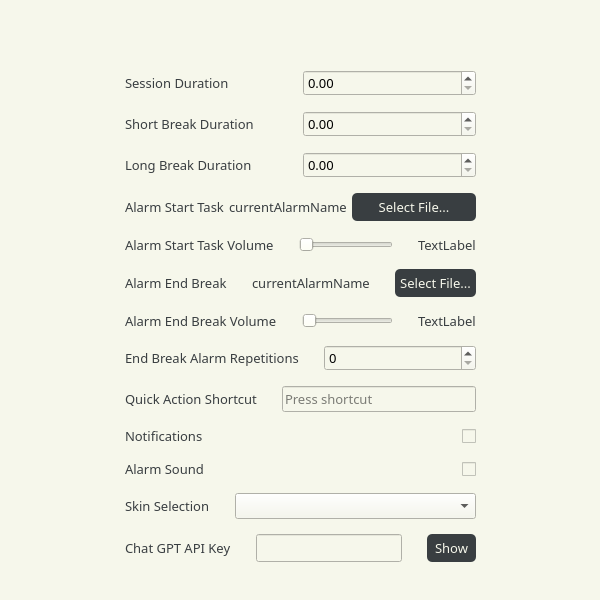
This is PomoPeak/ui/pomopeaksettings.ui in TheVipek/PomoPeak as Qt 5 draws it before an edit. The edited form follows.
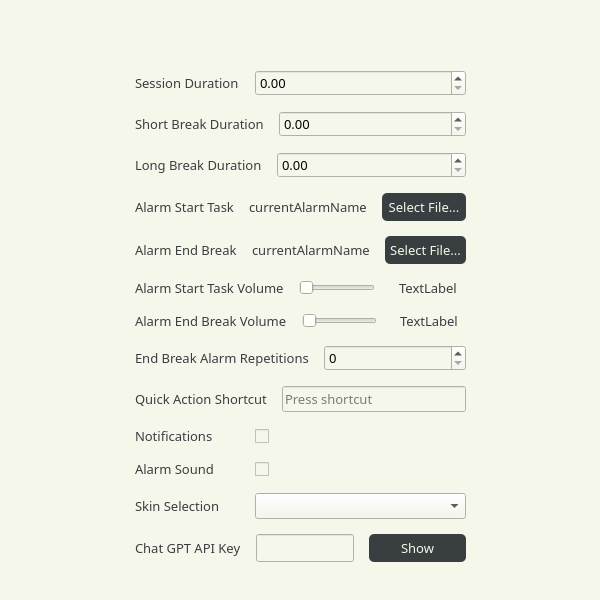
This is the edited form. Icons and pictures are not drawn.

```diff
--- a/PomoPeak/ui/pomopeaksettings.ui
+++ b/PomoPeak/ui/pomopeaksettings.ui
@@ -49,7 +49,10 @@
 #exitBtn::hover
 {
 	background-color:rgba(12,5,0,75);
-	border-radius:1px;
+}
+#alarmStartSelectBtn::hover, #alarmEndBreakSelectBtn::hover, #chatGPTVisibilityBtn::hover
+{
+	background-color: #4c5154;
 }</string>
   </property>
   <layout class="QVBoxLayout" name="verticalLayout" stretch="1,0,15,0">
@@ -57,16 +60,16 @@
     <number>0</number>
    </property>
    <property name="leftMargin">
-    <number>5</number>
+    <number>15</number>
    </property>
    <property name="topMargin">
-    <number>5</number>
+    <number>15</number>
    </property>
    <property name="rightMargin">
-    <number>5</number>
+    <number>15</number>
    </property>
    <property name="bottomMargin">
-    <number>5</number>
+    <number>15</number>
    </property>
    <item>
     <layout class="QHBoxLayout" name="horizontalLayout_2" stretch="8,1">
@@ -158,7 +161,7 @@
     </spacer>
    </item>
    <item>
-    <layout class="QHBoxLayout" name="horizontalLayout" stretch="1,3,1">
+    <layout class="QHBoxLayout" name="horizontalLayout" stretch="1,1,1">
      <property name="spacing">
       <number>0</number>
      </property>
@@ -205,7 +208,7 @@
         <number>0</number>
        </property>
        <item>
-        <layout class="QVBoxLayout" name="verticalLayout_2" stretch="1,1,1,1,1,1,1,1,1,1,1,1,0">
+        <layout class="QVBoxLayout" name="verticalLayout_2" stretch="1,1,1,1,1,0,1,1,1,1,1,1,0">
          <property name="spacing">
           <number>15</number>
          </property>
@@ -225,9 +228,9 @@
           <number>15</number>
          </property>
          <item>
-          <layout class="QHBoxLayout" name="sessionLayout" stretch="1,1">
+          <layout class="QHBoxLayout" name="sessionLayout" stretch="1,2">
            <property name="spacing">
-            <number>5</number>
+            <number>15</number>
            </property>
            <property name="sizeConstraint">
             <enum>QLayout::SetDefaultConstraint</enum>
@@ -309,9 +312,9 @@
           </layout>
          </item>
          <item>
-          <layout class="QHBoxLayout" name="shortBreakLayout" stretch="1,1">
+          <layout class="QHBoxLayout" name="shortBreakLayout" stretch="1,2">
            <property name="spacing">
-            <number>5</number>
+            <number>15</number>
            </property>
            <property name="leftMargin">
             <number>0</number>
@@ -372,9 +375,9 @@
           </layout>
          </item>
          <item>
-          <layout class="QHBoxLayout" name="longBreakLayout" stretch="1,1">
+          <layout class="QHBoxLayout" name="longBreakLayout" stretch="1,2">
            <property name="spacing">
-            <number>5</number>
+            <number>15</number>
            </property>
            <property name="leftMargin">
             <number>0</number>
@@ -444,9 +447,9 @@
           </layout>
          </item>
          <item>
-          <layout class="QHBoxLayout" name="alarmStartLayout" stretch="1,1,2">
+          <layout class="QHBoxLayout" name="alarmStartLayout" stretch="1,1,1">
            <property name="spacing">
-            <number>5</number>
+            <number>15</number>
            </property>
            <property name="leftMargin">
             <number>0</number>
@@ -538,94 +541,9 @@
           </layout>
          </item>
          <item>
-          <layout class="QHBoxLayout" name="alarmStartVolumeLayout" stretch="1,3,1">
+          <layout class="QHBoxLayout" name="alarmEndLayout" stretch="1,1,1">
            <property name="spacing">
-            <number>25</number>
-           </property>
-           <property name="leftMargin">
-            <number>0</number>
-           </property>
-           <property name="topMargin">
-            <number>0</number>
-           </property>
-           <property name="rightMargin">
-            <number>0</number>
-           </property>
-           <property name="bottomMargin">
-            <number>0</number>
-           </property>
-           <item>
-            <widget class="QLabel" name="alarmStartVolumeLabel">
-             <property name="maximumSize">
-              <size>
-               <width>16777215</width>
-               <height>50</height>
-              </size>
-             </property>
-             <property name="font">
-              <font>
-               <family>Bahnschrift</family>
-               <pointsize>10</pointsize>
-              </font>
-             </property>
-             <property name="text">
-              <string>Alarm Start Task Volume</string>
-             </property>
-            </widget>
-           </item>
-           <item>
-            <widget class="QSlider" name="alarmStartSlider">
-             <property name="sizePolicy">
-              <sizepolicy hsizetype="Expanding" vsizetype="Preferred">
-               <horstretch>0</horstretch>
-               <verstretch>0</verstretch>
-              </sizepolicy>
-             </property>
-             <property name="maximumSize">
-              <size>
-               <width>16777215</width>
-               <height>50</height>
-              </size>
-             </property>
-             <property name="font">
-              <font>
-               <family>Bahnschrift</family>
-               <pointsize>10</pointsize>
-              </font>
-             </property>
-             <property name="maximum">
-              <number>100</number>
-             </property>
-             <property name="orientation">
-              <enum>Qt::Horizontal</enum>
-             </property>
-            </widget>
-           </item>
-           <item>
-            <widget class="QLabel" name="alarmStartSliderValueLabel">
-             <property name="maximumSize">
-              <size>
-               <width>16777215</width>
-               <height>50</height>
-              </size>
-             </property>
-             <property name="font">
-              <font>
-               <family>Bahnschrift</family>
-               <pointsize>10</pointsize>
-              </font>
-             </property>
-             <property name="text">
-              <string>TextLabel</string>
-             </property>
-            </widget>
-           </item>
-          </layout>
-         </item>
-         <item>
-          <layout class="QHBoxLayout" name="alarmEndLayout">
-           <property name="spacing">
-            <number>25</number>
+            <number>15</number>
            </property>
            <property name="leftMargin">
             <number>0</number>
@@ -643,7 +561,7 @@
             <widget class="QLabel" name="alarmEndBreakLabel">
              <property name="maximumSize">
               <size>
-               <width>200</width>
+               <width>16777215</width>
                <height>50</height>
               </size>
              </property>
@@ -662,7 +580,7 @@
             <widget class="QLabel" name="alarmEndBreakCurrentLabel">
              <property name="maximumSize">
               <size>
-               <width>150</width>
+               <width>16777215</width>
                <height>50</height>
               </size>
              </property>
@@ -679,6 +597,12 @@
            </item>
            <item>
             <widget class="QPushButton" name="alarmEndBreakSelectBtn">
+             <property name="sizePolicy">
+              <sizepolicy hsizetype="Preferred" vsizetype="Expanding">
+               <horstretch>0</horstretch>
+               <verstretch>0</verstretch>
+              </sizepolicy>
+             </property>
              <property name="maximumSize">
               <size>
                <width>16777215</width>
@@ -699,9 +623,97 @@
           </layout>
          </item>
          <item>
-          <layout class="QHBoxLayout" name="alarmEndVolumeLayout">
+          <layout class="QHBoxLayout" name="alarmStartVolumeLayout" stretch="1,1,1">
            <property name="spacing">
-            <number>25</number>
+            <number>15</number>
+           </property>
+           <property name="leftMargin">
+            <number>0</number>
+           </property>
+           <property name="topMargin">
+            <number>0</number>
+           </property>
+           <property name="rightMargin">
+            <number>0</number>
+           </property>
+           <property name="bottomMargin">
+            <number>0</number>
+           </property>
+           <item>
+            <widget class="QLabel" name="alarmStartVolumeLabel">
+             <property name="maximumSize">
+              <size>
+               <width>16777215</width>
+               <height>50</height>
+              </size>
+             </property>
+             <property name="font">
+              <font>
+               <family>Bahnschrift</family>
+               <pointsize>10</pointsize>
+              </font>
+             </property>
+             <property name="text">
+              <string>Alarm Start Task Volume</string>
+             </property>
+            </widget>
+           </item>
+           <item>
+            <widget class="QSlider" name="alarmStartSlider">
+             <property name="sizePolicy">
+              <sizepolicy hsizetype="Expanding" vsizetype="Preferred">
+               <horstretch>0</horstretch>
+               <verstretch>0</verstretch>
+              </sizepolicy>
+             </property>
+             <property name="maximumSize">
+              <size>
+               <width>16777215</width>
+               <height>50</height>
+              </size>
+             </property>
+             <property name="font">
+              <font>
+               <family>Bahnschrift</family>
+               <pointsize>10</pointsize>
+              </font>
+             </property>
+             <property name="maximum">
+              <number>100</number>
+             </property>
+             <property name="orientation">
+              <enum>Qt::Horizontal</enum>
+             </property>
+            </widget>
+           </item>
+           <item>
+            <widget class="QLabel" name="alarmStartSliderValueLabel">
+             <property name="maximumSize">
+              <size>
+               <width>16777215</width>
+               <height>50</height>
+              </size>
+             </property>
+             <property name="font">
+              <font>
+               <family>Bahnschrift</family>
+               <pointsize>10</pointsize>
+              </font>
+             </property>
+             <property name="text">
+              <string>TextLabel</string>
+             </property>
+             <property name="alignment">
+              <set>Qt::AlignCenter</set>
+             </property>
+            </widget>
+           </item>
+          </layout>
+         </item>
+         <item>
+          <layout class="QHBoxLayout" name="alarmEndVolumeLayout" stretch="1,1,1">
+           <property name="spacing">
+            <number>15</number>
            </property>
            <property name="leftMargin">
             <number>0</number>
@@ -719,7 +731,7 @@
             <widget class="QLabel" name="alarmEndBreakVolumeLabel">
              <property name="maximumSize">
               <size>
-               <width>200</width>
+               <width>16777215</width>
                <height>50</height>
               </size>
              </property>
@@ -736,6 +748,12 @@
            </item>
            <item>
             <widget class="QSlider" name="alarmEndBreakVolumeSlider">
+             <property name="sizePolicy">
+              <sizepolicy hsizetype="Expanding" vsizetype="Preferred">
+               <horstretch>0</horstretch>
+               <verstretch>0</verstretch>
+              </sizepolicy>
+             </property>
              <property name="maximumSize">
               <size>
                <width>16777215</width>
@@ -760,7 +778,7 @@
             <widget class="QLabel" name="alarmEndSliderValue">
              <property name="maximumSize">
               <size>
-               <width>200</width>
+               <width>16777215</width>
                <height>50</height>
               </size>
              </property>
@@ -773,6 +791,9 @@
              <property name="text">
               <string>TextLabel</string>
              </property>
+             <property name="alignment">
+              <set>Qt::AlignCenter</set>
+             </property>
             </widget>
            </item>
           </layout>
@@ -780,7 +801,7 @@
          <item>
           <layout class="QHBoxLayout" name="alarmEndBreakRepLayout" stretch="1,2">
            <property name="spacing">
-            <number>25</number>
+            <number>15</number>
            </property>
            <property name="leftMargin">
             <number>0</number>
@@ -797,7 +818,7 @@
            <item>
             <widget class="QLabel" name="alarmEndBreakRepLabel">
              <property name="sizePolicy">
-              <sizepolicy hsizetype="Preferred" vsizetype="MinimumExpanding">
+              <sizepolicy hsizetype="Preferred" vsizetype="Preferred">
                <horstretch>0</horstretch>
                <verstretch>0</verstretch>
               </sizepolicy>
@@ -822,7 +843,7 @@
            <item>
             <widget class="QSpinBox" name="alarmEndBreakRepSpinBox">
              <property name="sizePolicy">
-              <sizepolicy hsizetype="MinimumExpanding" vsizetype="MinimumExpanding">
+              <sizepolicy hsizetype="Expanding" vsizetype="Preferred">
                <horstretch>0</horstretch>
                <verstretch>0</verstretch>
               </sizepolicy>
@@ -844,9 +865,9 @@
           </layout>
          </item>
          <item>
-          <layout class="QHBoxLayout" name="quickActionBindLayout">
+          <layout class="QHBoxLayout" name="quickActionBindLayout" stretch="1,2">
            <property name="spacing">
-            <number>25</number>
+            <number>15</number>
            </property>
            <property name="leftMargin">
             <number>0</number>
@@ -864,7 +885,7 @@
             <widget class="QLabel" name="quickActionBindLabel">
              <property name="maximumSize">
               <size>
-               <width>200</width>
+               <width>16777215</width>
                <height>50</height>
               </size>
              </property>
@@ -881,6 +902,12 @@
            </item>
            <item>
             <widget class="QKeySequenceEdit" name="quickActionSequenceEdit">
+             <property name="sizePolicy">
+              <sizepolicy hsizetype="Expanding" vsizetype="Preferred">
+               <horstretch>0</horstretch>
+               <verstretch>0</verstretch>
+              </sizepolicy>
+             </property>
              <property name="maximumSize">
               <size>
                <width>16777215</width>
@@ -898,9 +925,9 @@
           </layout>
          </item>
          <item>
-          <layout class="QHBoxLayout" name="notificationsLayout">
+          <layout class="QHBoxLayout" name="notificationsLayout" stretch="1,2">
            <property name="spacing">
-            <number>25</number>
+            <number>15</number>
            </property>
            <property name="leftMargin">
             <number>0</number>
@@ -918,7 +945,7 @@
             <widget class="QLabel" name="notificationsLabel">
              <property name="maximumSize">
               <size>
-               <width>200</width>
+               <width>16777215</width>
                <height>50</height>
               </size>
              </property>
@@ -942,7 +969,7 @@
            <item>
             <widget class="QCheckBox" name="notificationsCheckbox">
              <property name="sizePolicy">
-              <sizepolicy hsizetype="Expanding" vsizetype="Fixed">
+              <sizepolicy hsizetype="Preferred" vsizetype="Preferred">
                <horstretch>0</horstretch>
                <verstretch>0</verstretch>
               </sizepolicy>
@@ -960,7 +987,7 @@
               </font>
              </property>
              <property name="layoutDirection">
-              <enum>Qt::RightToLeft</enum>
+              <enum>Qt::LeftToRight</enum>
              </property>
              <property name="styleSheet">
               <string notr="true"/>
@@ -973,9 +1000,9 @@
           </layout>
          </item>
          <item>
-          <layout class="QHBoxLayout" name="alarmSoundLayout">
+          <layout class="QHBoxLayout" name="alarmSoundLayout" stretch="1,2">
            <property name="spacing">
-            <number>25</number>
+            <number>15</number>
            </property>
            <property name="leftMargin">
             <number>0</number>
@@ -993,7 +1020,7 @@
             <widget class="QLabel" name="alarmSoundLabel">
              <property name="maximumSize">
               <size>
-               <width>200</width>
+               <width>16777215</width>
                <height>50</height>
               </size>
              </property>
@@ -1029,7 +1056,7 @@
               </font>
              </property>
              <property name="layoutDirection">
-              <enum>Qt::RightToLeft</enum>
+              <enum>Qt::LeftToRight</enum>
              </property>
              <property name="styleSheet">
               <string notr="true"/>
@@ -1042,9 +1069,9 @@
           </layout>
          </item>
          <item>
-          <layout class="QHBoxLayout" name="SkinSelectionLayout" stretch="1,3">
+          <layout class="QHBoxLayout" name="SkinSelectionLayout" stretch="1,2">
            <property name="spacing">
-            <number>25</number>
+            <number>15</number>
            </property>
            <property name="leftMargin">
             <number>0</number>
@@ -1086,7 +1113,7 @@
            <item>
             <widget class="QComboBox" name="SkinSelectionComboBox">
              <property name="sizePolicy">
-              <sizepolicy hsizetype="Expanding" vsizetype="Expanding">
+              <sizepolicy hsizetype="Expanding" vsizetype="Preferred">
                <horstretch>0</horstretch>
                <verstretch>0</verstretch>
               </sizepolicy>
@@ -1108,9 +1135,9 @@
           </layout>
          </item>
          <item>
-          <layout class="QHBoxLayout" name="chatGPTLayout" stretch="1,3,1">
+          <layout class="QHBoxLayout" name="chatGPTLayout" stretch="1,1,1">
            <property name="spacing">
-            <number>25</number>
+            <number>15</number>
            </property>
            <property name="leftMargin">
             <number>0</number>
```
